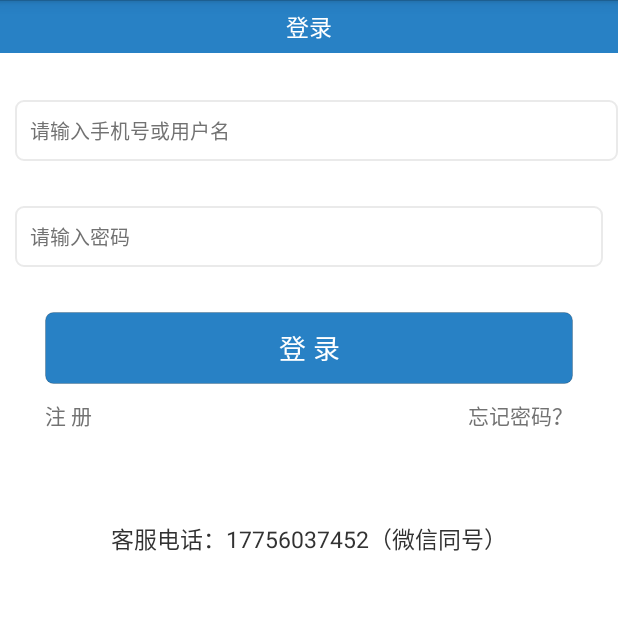
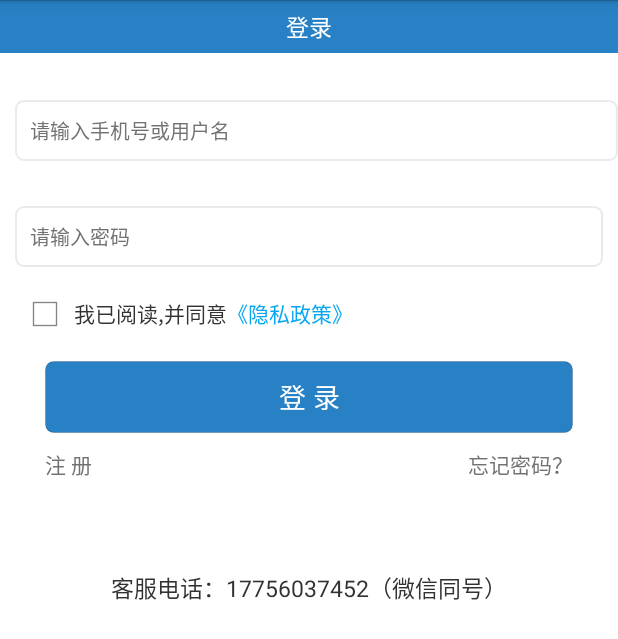
Before and after one commit to zane618/HelplHouseAndorid-master, an Android app: the LoginActivity screen opened directly, with no data from a screen before it, on a phone screen of 412 x 824 dp. Shown: the top 639 px of the screen. Run offline under Robolectric (Android 15) with nearby library versions, the phone set to English and light mode, and no system bars; our stand-ins replace CircleImageView; libraries missing offline, so code that uses them is left out: cn.jpush.android.

Commit message:
隐私政策 弹框

```diff
--- a/app/src/main/java/com/zidiv/realty/activity/LoginActivity.java
+++ b/app/src/main/java/com/zidiv/realty/activity/LoginActivity.java
@@ -9,6 +9,7 @@ import android.os.Build;
 import android.provider.Settings;
 import android.support.v4.app.ActivityCompat;
 import android.telephony.TelephonyManager;
+import android.text.Html;
 import android.text.TextUtils;
 import android.view.View;
 import android.widget.Button;
@@ -51,6 +52,7 @@ public class LoginActivity extends BaseActivity implements View.OnClickListener
     private ImageView img_Back;
     private EditText edt_Phone, edt_Pwd;
     private TextView tv_Register, tv_ForgetPwd;
+    private CheckBox checkBox;
     private Button btn_Login;
     private Context context;
     private String sign;
@@ -82,6 +84,7 @@ public class LoginActivity extends BaseActivity implements View.OnClickListener
         tv_Register = (TextView) findViewById(R.id.register);
         //忘记密码
         tv_ForgetPwd = (TextView) findViewById(R.id.forgetpwd);
+        checkBox = findViewById(R.id.chk_agree);
     }
 
     @Override
@@ -97,6 +100,20 @@ public class LoginActivity extends BaseActivity implements View.OnClickListener
     @Override
     public void initData() {
         tv_title.setText("登录");
+        String str_Temp = "我已阅读,并同意<font color='#09A7F0'>《隐私政策》</font>";
+        TextView tv_protocol = (TextView) findViewById(R.id.tv_protocol);
+        tv_protocol.setText(Html.fromHtml(str_Temp));
+        tv_protocol.setOnClickListener(new View.OnClickListener() {
+            @Override
+            public void onClick(View v) {
+                Intent intentone = new Intent(context, AdDetailActivity.class);
+//                intentone.putExtra("title", "用户服务协议");
+//                intentone.putExtra("src", "http://www.80mf.com/admin/notlogin.htm");
+                intentone.putExtra("title", "隐私政策");
+                intentone.putExtra("src", "http://www.80mf.com/admin/snotlogin.htm");
+                startActivity(intentone);
+            }
+        });
         try {
             if (!checkPermissionGranted(Manifest.permission.READ_PHONE_STATE)) {
                 if (Build.VERSION.SDK_INT >= Build.VERSION_CODES.M) {
@@ -144,6 +161,10 @@ public class LoginActivity extends BaseActivity implements View.OnClickListener
 
     //登录
     private void login() {
+        if (!checkBox.isChecked()) {
+            T.showShort(context, "请您先阅读用户服务协议并同意协议内容");
+            return;
+        }
         if (TextUtils.isEmpty(edt_Phone.getText().toString().trim()) || TextUtils.isEmpty(edt_Pwd.getText().toString().trim())) {
             T.showShort(context, "用户名或密码不能为空");
             return;
--- a/app/src/main/java/com/zidiv/realty/application/MApplication.java
+++ b/app/src/main/java/com/zidiv/realty/application/MApplication.java
@@ -96,6 +96,12 @@ public class MApplication extends Application {
         }
     }
 
+    /**
+     * 是否首次打开app
+     */
+    public boolean isFisrtIntoApp() {
+        return (boolean) SPUtils.get("APP", mApplication, "firstInto", true);
+    }
 
     //登录请求时间
     public long getSendTime() {
--- a/app/src/main/res/layout/activity_login.xml
+++ b/app/src/main/res/layout/activity_login.xml
@@ -36,15 +36,41 @@
         android:background="@drawable/shape_et_login"
         android:inputType="textPassword"
         android:id="@+id/edt_pwd" />
+    <RelativeLayout
+        android:id="@+id/ll_yszc"
+        android:layout_width="match_parent"
+        android:layout_height="wrap_content"
+        android:layout_below="@id/edt_pwd">
+        <CheckBox
+            android:id="@+id/chk_agree"
+            android:layout_width="wrap_content"
+            android:layout_height="wrap_content"
+            android:layout_below="@+id/lineone"
+            android:layout_alignParentStart="true"
+            android:layout_marginStart="14dp"
+            android:layout_marginTop="15dp"
+            android:checked="false"
+            android:text="" />
+
+        <TextView
+            android:id="@+id/tv_protocol"
+            android:layout_width="wrap_content"
+            android:layout_height="wrap_content"
+            android:layout_alignBottom="@+id/chk_agree"
+            android:layout_alignParentStart="true"
+            android:layout_marginStart="49dp"
+            android:layout_marginBottom="6dp"
+            android:text="我已阅读,并同意《隐私政策》" />
+    </RelativeLayout>
     <Button
         android:layout_width="match_parent"
         android:layout_height="wrap_content"
-        android:layout_marginTop="@dimen/thirty"
+        android:layout_marginTop="@dimen/fifteen"
         android:layout_marginLeft="@dimen/thirty"
         android:layout_marginRight="@dimen/thirty"
         android:paddingTop="@dimen/ten"
         android:paddingBottom="@dimen/ten"
-        android:layout_below="@id/edt_pwd"
+        android:layout_below="@id/ll_yszc"
         android:textColor="@color/white"
         android:background="@drawable/btn_login"
         android:textSize="@dimen/dp18"
--- a/app/src/main/res/values/styles.xml
+++ b/app/src/main/res/values/styles.xml
@@ -14,4 +14,8 @@
         <item name="android:textSize">15sp</item>
         <item name="android:textColor">@color/first_text_color</item>
     </style>
+    <style name="Theme_dialog" parent="@android:style/Theme.Dialog">
+        <item name="android:windowBackground">@android:color/transparent</item>
+        <item name="android:windowNoTitle">true</item>
+    </style>
 </resources>
```
Also changed, not shown: app/src/main/java/com/zidiv/realty/MainActivity.java (+33 -5 lines), app/src/main/java/com/zidiv/realty/dialog/AgreementDialog.java (added, +115 -0 lines), app/src/main/java/com/zidiv/realty/util/Util.java (added, +101 -0 lines), app/src/main/res/layout/dialog_agreement.xml (added, +90 -0 lines).
